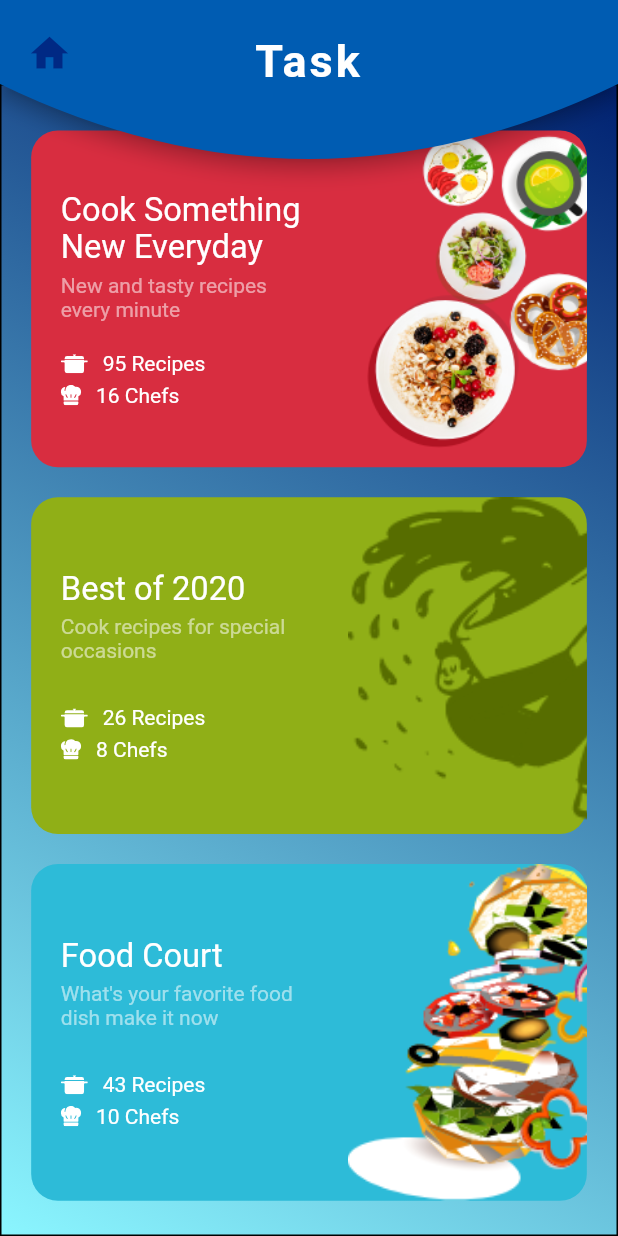
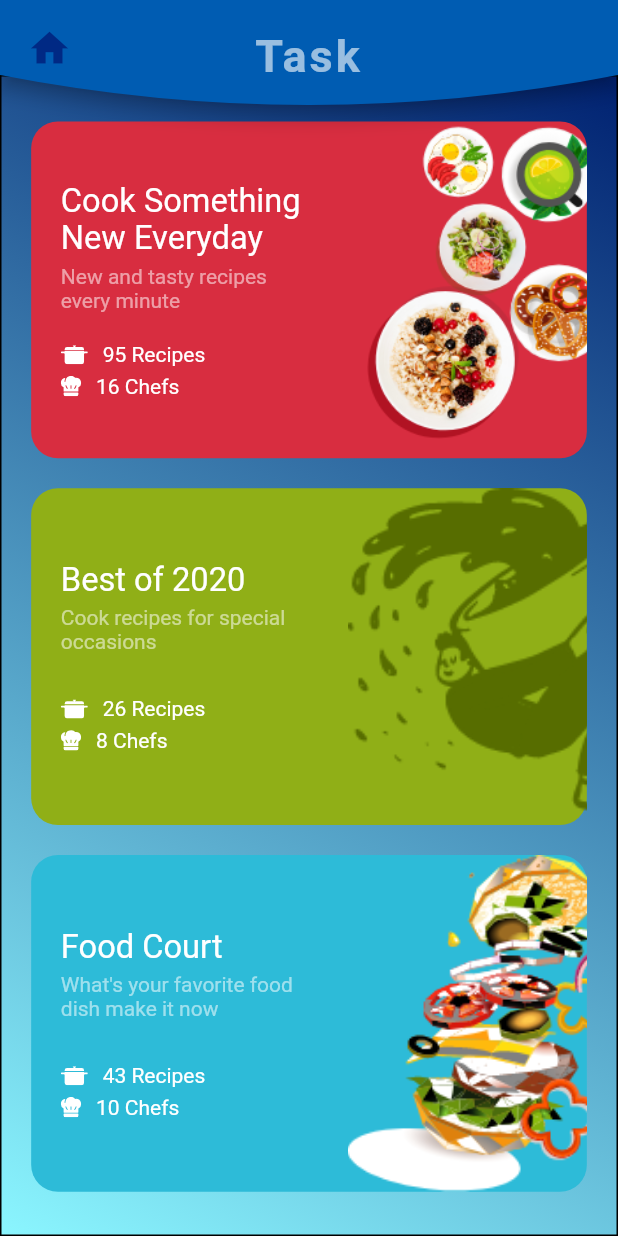
Before and after one commit to hks-adohkd/flutter_project, a Flutter app: the TaskScreen screen opened directly, on a phone screen of 412 x 824 dp. Run offline on Flutter 3.47's test engine with Material 2 defaults, Android fonts, the phone set to English and light mode, and no system bars; our stand-ins replace flutter_svg.

Commit message:
Add AppBar class widget to reuse in other screen ,

```diff
--- /dev/null
+++ b/open_sism/lib/components/appBar.dart
@@ -0,0 +1,48 @@
+import 'package:flutter/material.dart';
+import 'package:open_sism/models/constants.dart';
+
+const String appBarTitle = "Task";
+
+class ReusableAppBar extends StatelessWidget {
+  @override
+  Widget build(BuildContext context) {
+    return AppBar(
+      leading: GestureDetector(
+        onTap: () {/* Write listener code here */},
+        child: Padding(
+          padding: const EdgeInsets.only(left: 10.0, top: 15.0),
+          child: Icon(
+            Icons.home,
+            color: kAppBarLeadingIconColor,
+            size: 30, // add custom icons also
+          ),
+        ),
+      ),
+      elevation: 5.0,
+      backgroundColor: kAppBarBackgroundColor,
+      centerTitle: true,
+      shape: Cuvedshape(20),
+      title: Container(
+        margin: EdgeInsets.only(top: 25),
+        child: Text(
+          appBarTitle,
+          textAlign: TextAlign.end,
+          style: kAppBarTextStyle,
+        ),
+      ),
+    );
+  }
+}
+
+class Cuvedshape extends ContinuousRectangleBorder {
+  const Cuvedshape(this.curveheights);
+  final double curveheights;
+
+  @override
+  Path getOuterPath(Rect rect, {TextDirection textDirection}) => Path()
+    ..lineTo(0, rect.size.height)
+    ..quadraticBezierTo(rect.size.width / 2,
+        rect.size.height + curveheights * 2, rect.size.width, rect.size.height)
+    ..lineTo(rect.size.width, 0)
+    ..close();
+}
--- a/open_sism/lib/models/constants.dart
+++ b/open_sism/lib/models/constants.dart
@@ -3,3 +3,15 @@ import 'package:flutter/material.dart';
 const kPrimaryColor = Color(0xFF84AB5C);
 const kTextColor = Color(0xFF202E2E);
 const kTextLigntColor = Color(0xFF7286A5);
+
+const kAppBarHeight = Size.fromHeight(50);
+const kAppBarBackgroundColor = Color(0xff005cb2);
+const kAppBarLeadingIconColor = Color(0xff002984);
+const kAppBarTitleColor = Colors.white60;
+const kAppBarTextStyle = TextStyle(
+  letterSpacing: 2,
+  fontSize: 30,
+  color: kAppBarTitleColor,
+  //fontFamily: ,
+  fontWeight: FontWeight.bold,
+);
--- a/open_sism/lib/screens/task_screen.dart
+++ b/open_sism/lib/screens/task_screen.dart
@@ -1,8 +1,9 @@
 import 'package:flutter/material.dart';
-import 'package:open_sism/components/categories.dart';
 import 'package:open_sism/models/size_config.dart';
 import 'package:open_sism/models/RecipeBundel.dart';
 import 'package:open_sism/components/card_component.dart';
+import 'package:open_sism/models/constants.dart';
+import 'package:open_sism/components/appBar.dart';
 
 class TaskScreen extends StatefulWidget {
   @override
@@ -20,32 +21,9 @@ class _TaskScreenState extends State<TaskScreen> {
   Widget build(BuildContext context) {
     SizeConfig().init(context);
     return Scaffold(
-      appBar: AppBar(
-        leading: GestureDetector(
-          onTap: () {/* Write listener code here */},
-          child: Padding(
-            padding: const EdgeInsets.only(left: 10.0, top: 15.0),
-            child: Icon(
-              Icons.home,
-              color: Color(0xff002984),
-              size: 30, // add custom icons also
-            ),
-          ),
-        ),
-        elevation: 5.0,
-        backgroundColor: Color(0xff005cb2),
-        centerTitle: true,
-        shape: Cuvedshape(50),
-        title: Container(
-            margin: EdgeInsets.only(top: 25),
-            child: Text("Task",
-                textAlign: TextAlign.end,
-                style: TextStyle(
-                    letterSpacing: 2,
-                    fontSize: 30,
-                    color: Colors.white,
-                    // fontFamily: Constants.FONT_ROBOTO,
-                    fontWeight: FontWeight.bold))),
+      appBar: PreferredSize(
+        preferredSize: kAppBarHeight,
+        child: ReusableAppBar(),
       ),
       body: SafeArea(
         child: Container(
@@ -101,19 +79,3 @@ class _TaskScreenState extends State<TaskScreen> {
     );
   }
 }
-
-// double tempreature = decodeData['main']['temp'];
-// int condition = decodeData['weather'][0]['id'];
-// String cityName = decodeData['name'];
-class Cuvedshape extends ContinuousRectangleBorder {
-  const Cuvedshape(this.curveheights);
-  final double curveheights;
-
-  @override
-  Path getOuterPath(Rect rect, {TextDirection textDirection}) => Path()
-    ..lineTo(0, rect.size.height)
-    ..quadraticBezierTo(rect.size.width / 2,
-        rect.size.height + curveheights * 2, rect.size.width, rect.size.height)
-    ..lineTo(rect.size.width, 0)
-    ..close();
-}
```
